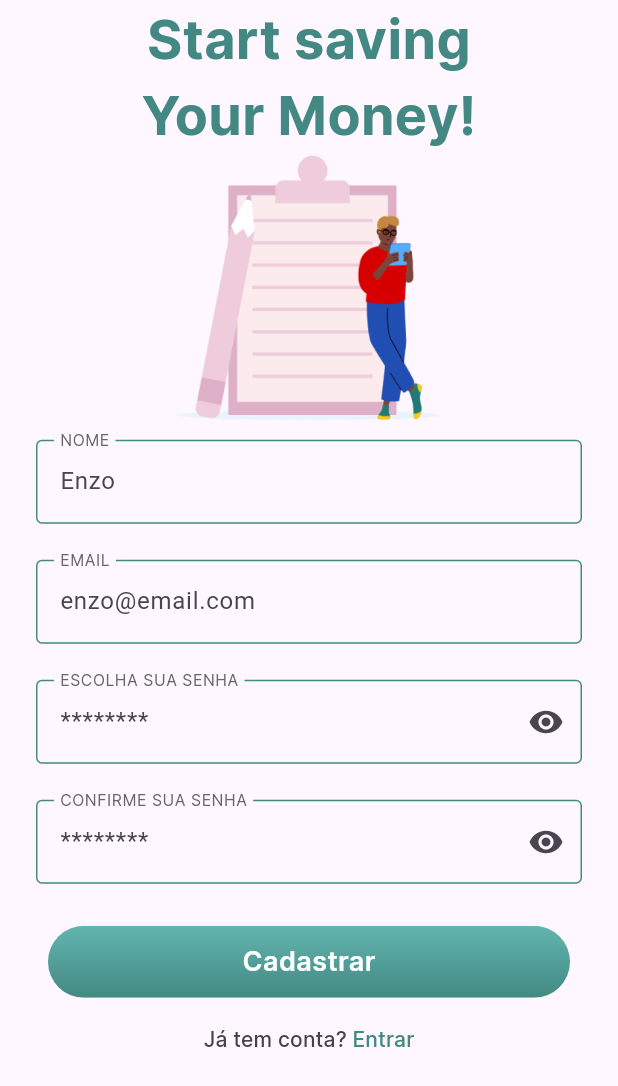
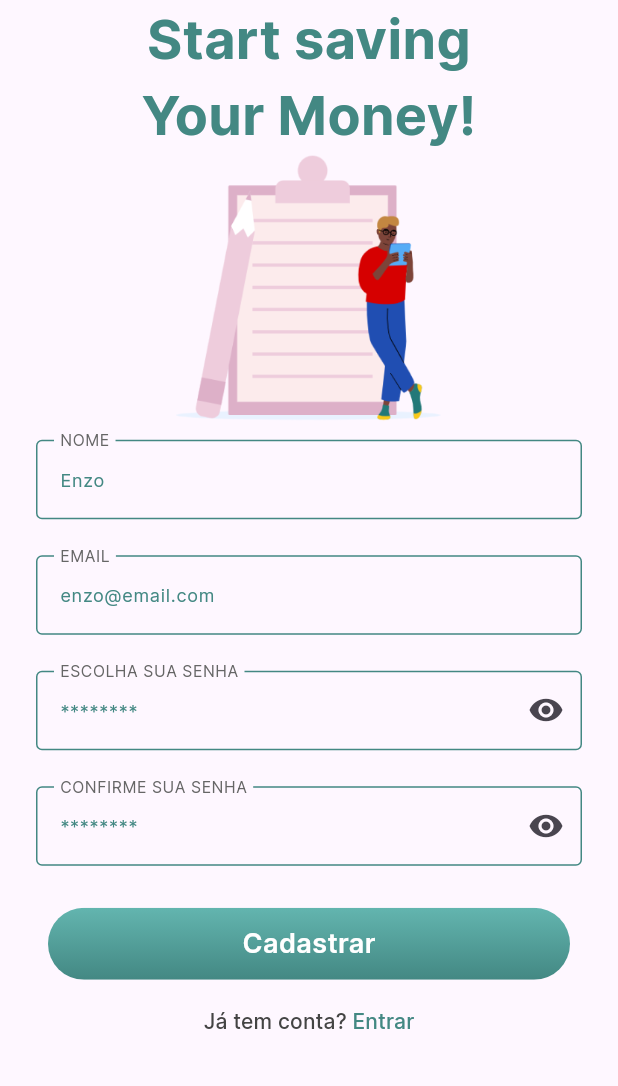
Before and after one commit to RafaelJordao06/financy_app, a Flutter app: the screen it shows after launch, on a phone screen of 412 x 824 dp. Shown: the top 1086 px of the screen. Run offline on Flutter 3.47's test engine with Material 3 defaults, Android fonts, the phone set to English and light mode, and no system bars.

Commit message:
aplicando style nos hints do custom text from field

```diff
--- a/lib/common/widgets/custom_text_form_field.dart
+++ b/lib/common/widgets/custom_text_form_field.dart
@@ -45,6 +45,7 @@ class _CustomTextFormFieldState extends State<CustomTextFormField> {
       padding: widget.padding ??
           const EdgeInsets.symmetric(horizontal: 24.0, vertical: 12.0),
       child: TextFormField(
+        style: AppTextStyles.inputText.copyWith(color: AppColors.greenOne),
         inputFormatters: widget.inputFormatters,
         obscureText: widget.obscureText ?? false,
         textInputAction: widget.textInputAction,
@@ -56,6 +57,8 @@ class _CustomTextFormFieldState extends State<CustomTextFormField> {
         decoration: InputDecoration(
             suffixIcon: widget.suffixIcon,
             hintText: widget.hintText,
+            hintStyle:
+                AppTextStyles.inputHintText.copyWith(color: AppColors.greenTwo),
             floatingLabelBehavior: FloatingLabelBehavior.always,
             labelText: widget.labelText?.toUpperCase(),
             labelStyle:
```
